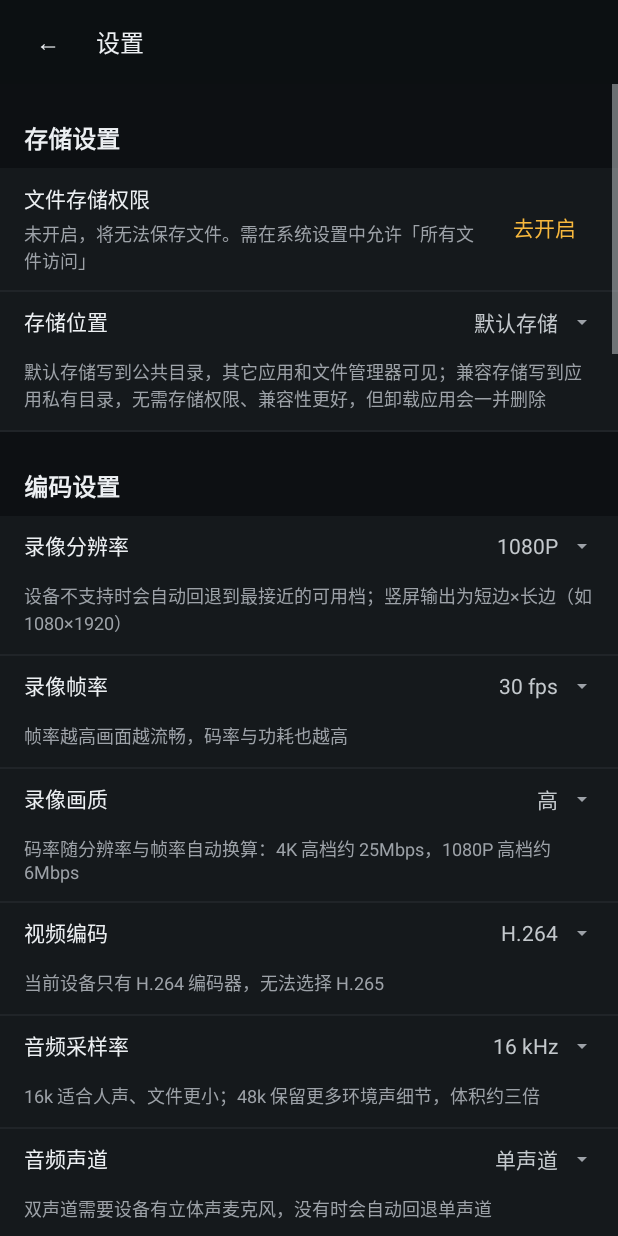
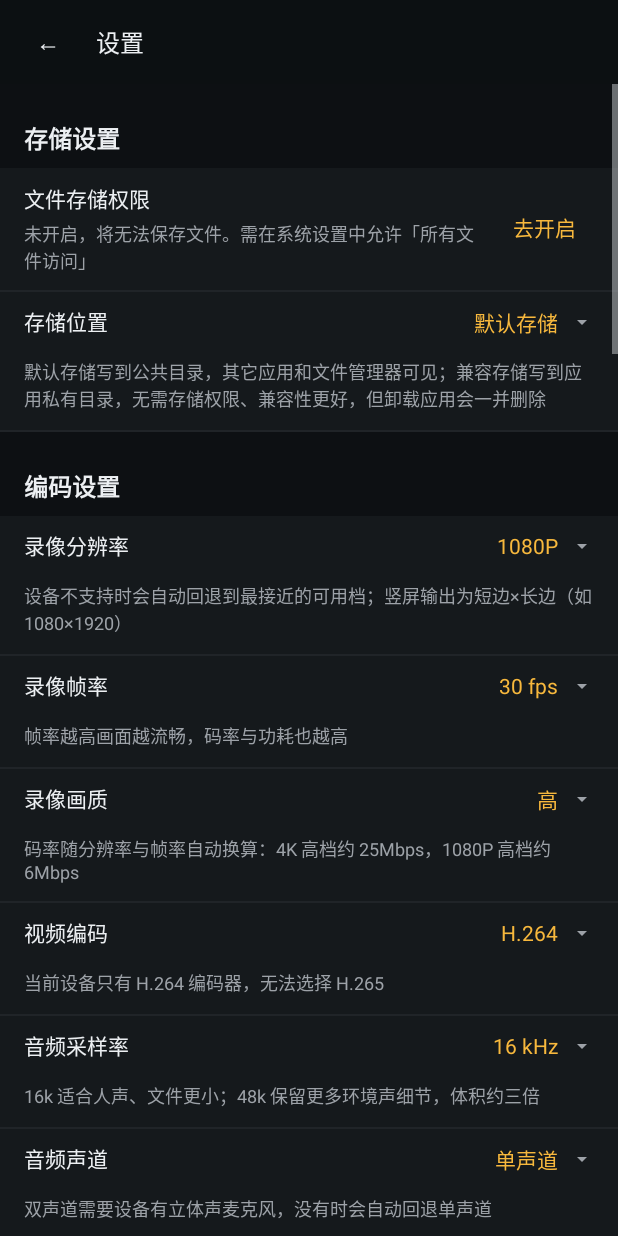
Before and after one commit to Ashion-AS/BodyCam, an Android app: the SettingsActivity screen opened directly, with no data from a screen before it, on a phone screen of 412 x 824 dp. Run offline under Robolectric (Android 15) with nearby library versions, the phone set to English and light mode, and no system bars; 1 statement that could not run was skipped.

Commit message:
feat(settings): 拍照尺寸默认改 4M，当前值改用强调色
- AppConfig.PHOTO_SIZE_DEFAULT_INDEX 1 -> 2（2560×1440，标 4M）
- 下拉行的当前值文字由 ink_2 改为 accent，与弹层选中项同色
- 更新 README 与设置页截图

```diff
--- a/app/src/main/java/com/dsh/bodycam/SettingsActivity.kt
+++ b/app/src/main/java/com/dsh/bodycam/SettingsActivity.kt
@@ -247,7 +247,8 @@ class SettingsActivity : Activity() {
 
         val valueView = TextView(this).apply {
             text = labels.getOrElse(current) { "" }
-            setTextColor(getColor(R.color.ink_2))
+            // 与弹层里的选中项同色：设置页一眼就能看出"当前值"是这一项
+            setTextColor(getColor(R.color.accent))
             setTextSize(
                 TypedValue.COMPLEX_UNIT_PX,
                 resources.getDimension(R.dimen.text_md)
--- a/app/src/main/java/com/dsh/bodycam/core/AppConfig.kt
+++ b/app/src/main/java/com/dsh/bodycam/core/AppConfig.kt
@@ -190,8 +190,13 @@ object AppConfig {
         3840 to 2160
     )
 
-    /** 尺寸档位下标；持久化的是下标，不是像素，设备换机后仍能落到合理档位 */
-    const val PHOTO_SIZE_DEFAULT_INDEX = 1
+    /**
+     * 尺寸档位下标；持久化的是下标，不是像素，设备换机后仍能落到合理档位。
+     *
+     * 默认 2560×1440（标 4M）：1280×720 太小、3840×2160 单张写盘偏慢，
+     * 4M 在细节与连拍速度之间比较平衡。
+     */
+    const val PHOTO_SIZE_DEFAULT_INDEX = 2
 
     /** 连拍间隔（毫秒）与张数的可选档位 */
     val BURST_INTERVAL_OPTIONS = intArrayOf(1, 2, 3, 5)
```
Also changed, not shown: 2 other files.
